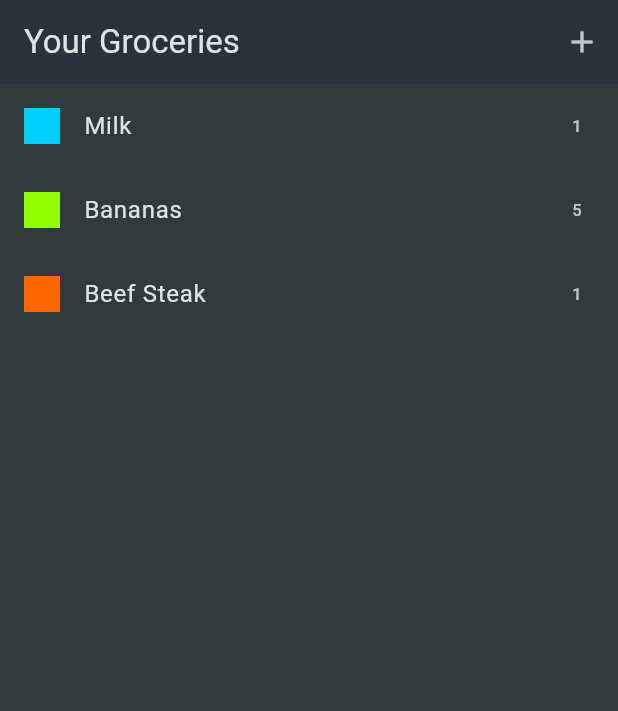
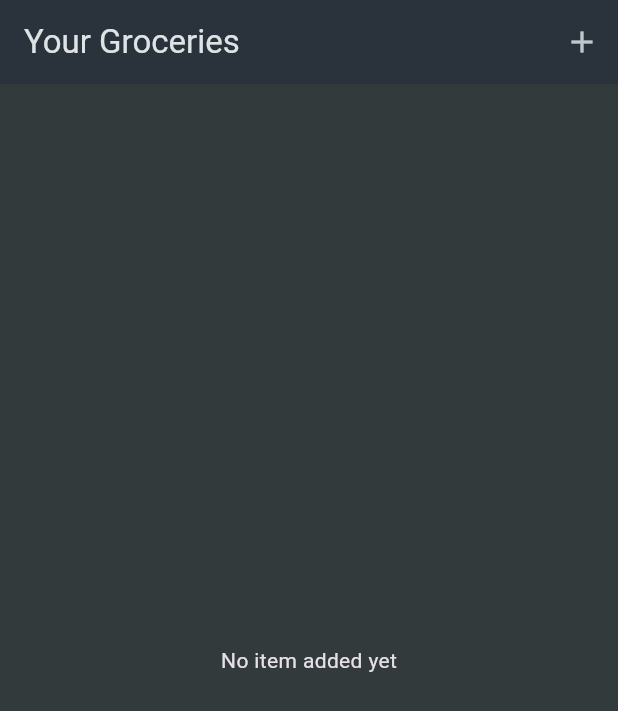
Before and after one commit to dilpreet-is-technophile/Flutter-Dart-The-Complete-Guide-Maximilian, a Flutter app: the screen it shows after launch, on a phone screen of 412 x 824 dp. Shown: the top 711 px of the screen. Run offline on Flutter 3.47's test engine with Material 3 defaults, Android fonts, the phone set to English and light mode, and no system bars; our stand-ins replace flutter_riverpod, google_fonts, transparent_image.

Commit message:
#shopping_app -  completed the client side code added functionalities of saving the inserted item and removing it by sliding the item

```diff
--- a/shopping_list/lib/data/dummy_items.dart
+++ /dev/null
@@ -1,21 +0,0 @@
-import 'package:shopping_list/models/grocery_item.dart';
-import 'package:shopping_list/models/category.dart';
-import 'package:shopping_list/data/categories.dart';
-
-final groceryItems = [
-  GroceryItem(
-      id: 'a',
-      name: 'Milk',
-      quantity: 1,
-      category: categories[Categories.dairy]!),
-  GroceryItem(
-      id: 'b',
-      name: 'Bananas',
-      quantity: 5,
-      category: categories[Categories.fruit]!),
-  GroceryItem(
-      id: 'c',
-      name: 'Beef Steak',
-      quantity: 1,
-      category: categories[Categories.meat]!),
-];
--- a/shopping_list/lib/widgets/grocery_list.dart
+++ b/shopping_list/lib/widgets/grocery_list.dart
@@ -1,6 +1,6 @@
 import 'package:flutter/material.dart';
 
-import 'package:shopping_list/data/dummy_items.dart';
+import 'package:shopping_list/models/grocery_item.dart';
 import 'package:shopping_list/widgets/new_item.dart';
 
 class GroceryList extends StatefulWidget {
@@ -12,33 +12,59 @@ class GroceryList extends StatefulWidget {
 
 class _GroceryListState extends State<GroceryList> {
   final List<GroceryItem> _groceryItems = [];
-  void _addItem() {
-    Navigator.of(context).push(MaterialPageRoute(
+  void _addItem() async {
+    final newItem =
+        await Navigator.of(context).push<GroceryItem>(MaterialPageRoute(
       builder: (ctx) => const NewItem(),
     ));
+
+    if (newItem == null) {
+      return;
+    }
+
+    setState(() {
+      _groceryItems.add(newItem);
+    });
+  }
+
+  void _removeItem(GroceryItem item) {
+    setState(() {
+      _groceryItems.remove(item);
+    });
   }
 
   @override
   Widget build(BuildContext context) {
+    Widget content = const Center(child: Text("No item added yet"));
+
+    if (_groceryItems.isNotEmpty) {
+      content = ListView.builder(
+        itemCount: _groceryItems.length,
+        itemBuilder: (ctx, index) => Dismissible(
+          onDismissed: (direction) {
+            _removeItem(_groceryItems[index]);
+          },
+          key: ValueKey(_groceryItems[index].name),
+          child: ListTile(
+            title: Text(_groceryItems[index].name),
+            leading: Container(
+              width: 24,
+              height: 24,
+              color: _groceryItems[index].category.color,
+            ),
+            trailing: Text(
+              _groceryItems[index].quantity.toString(),
+            ),
+          ),
+        ),
+      );
+    }
     return Scaffold(
       appBar: AppBar(
         title: const Text('Your Groceries'),
         actions: [IconButton(onPressed: _addItem, icon: const Icon(Icons.add))],
       ),
-      body: ListView.builder(
-        itemCount: groceryItems.length,
-        itemBuilder: (ctx, index) => ListTile(
-          title: Text(groceryItems[index].name),
-          leading: Container(
-            width: 24,
-            height: 24,
-            color: groceryItems[index].category.color,
-          ),
-          trailing: Text(
-            groceryItems[index].quantity.toString(),
-          ),
-        ),
-      ),
+      body: content,
     );
   }
 }
```
Also changed, not shown: shopping_list/lib/widgets/new_item.dart (+9 -0 lines).
